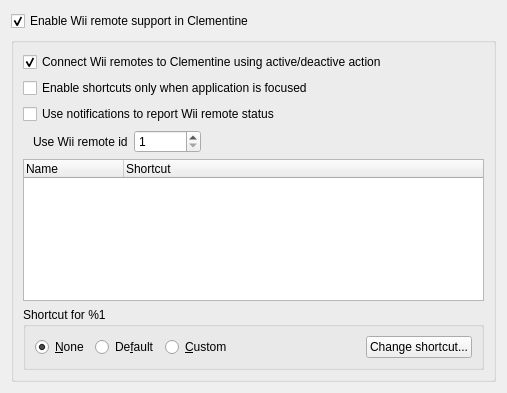
Qt form src/ui/wiimotedevshortcutsconfig.ui (clementine-player/Clementine) before a commit.
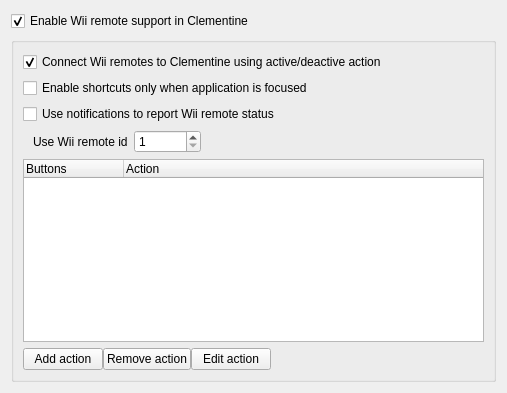
The same form after that commit. Icons and pictures are not drawn.

Commit message: Now default wiiremote sequences are visible

The edit to the form file:
```diff
--- a/src/ui/wiimotedevshortcutsconfig.ui
+++ b/src/ui/wiimotedevshortcutsconfig.ui
@@ -123,49 +123,54 @@
         </property>
         <column>
          <property name="text">
-          <string>Name</string>
+          <string>Buttons</string>
          </property>
         </column>
         <column>
          <property name="text">
-          <string>Shortcut</string>
+          <string>Action</string>
          </property>
         </column>
        </widget>
       </item>
       <item>
-       <widget class="QGroupBox" name="shortcut_options">
-        <property name="enabled">
-         <bool>true</bool>
-        </property>
-        <property name="title">
-         <string>Shortcut for %1</string>
-        </property>
         <layout class="QHBoxLayout" name="horizontalLayout">
-         <item>
-          <widget class="QRadioButton" name="radio_none">
-           <property name="enabled">
-            <bool>true</bool>
-           </property>
+        <property name="spacing">
+         <number>0</number>
+        </property>
+        <property name="bottomMargin">
+         <number>0</number>
+        </property>
+        <item>
+         <widget class="QPushButton" name="wiimotedev_add_action">
            <property name="text">
-            <string>&amp;None</string>
-           </property>
-           <property name="checked">
-            <bool>true</bool>
+           <string>Add action</string>
+          </property>
+          <property name="icon">
+           <iconset resource="../../data/data.qrc">
+            <normaloff>:/icons/22x22/list-add.png</normaloff>:/icons/22x22/list-add.png</iconset>
            </property>
           </widget>
          </item>
          <item>
-          <widget class="QRadioButton" name="radio_default">
+         <widget class="QPushButton" name="wiimotedev_delete_action">
            <property name="text">
-            <string>De&amp;fault</string>
-           </property>
+           <string>Remove action</string>
+          </property>
+          <property name="icon">
+           <iconset resource="../../data/data.qrc">
+            <normaloff>:/icons/22x22/list-remove.png</normaloff>:/icons/22x22/list-remove.png</iconset>
+          </property>
           </widget>
          </item>
          <item>
-          <widget class="QRadioButton" name="radio_custom">
+         <widget class="QPushButton" name="wiimotedev_edit_action">
            <property name="text">
-            <string>&amp;Custom</string>
+           <string>Edit action</string>
+          </property>
+          <property name="icon">
+           <iconset resource="../../data/data.qrc">
+            <normaloff>:/icons/22x22/configure.png</normaloff>:/icons/22x22/configure.png</iconset>
            </property>
           </widget>
          </item>
@@ -182,15 +187,7 @@
            </property>
           </spacer>
          </item>
-         <item>
-          <widget class="QPushButton" name="change">
-           <property name="text">
-            <string>Change shortcut...</string>
-           </property>
-          </widget>
-         </item>
-        </layout>
-       </widget>
+       </layout>
       </item>
      </layout>
     </widget>
```
Left out of the diff: 6 changed lines with no effect on the pictures. Lines whose indentation alone changed are shown as unchanged. The commit also changes 38 other files.
